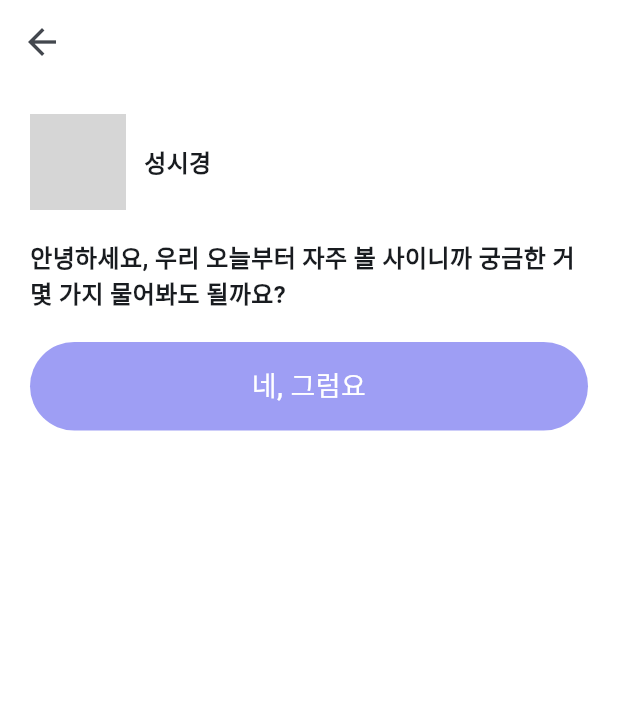
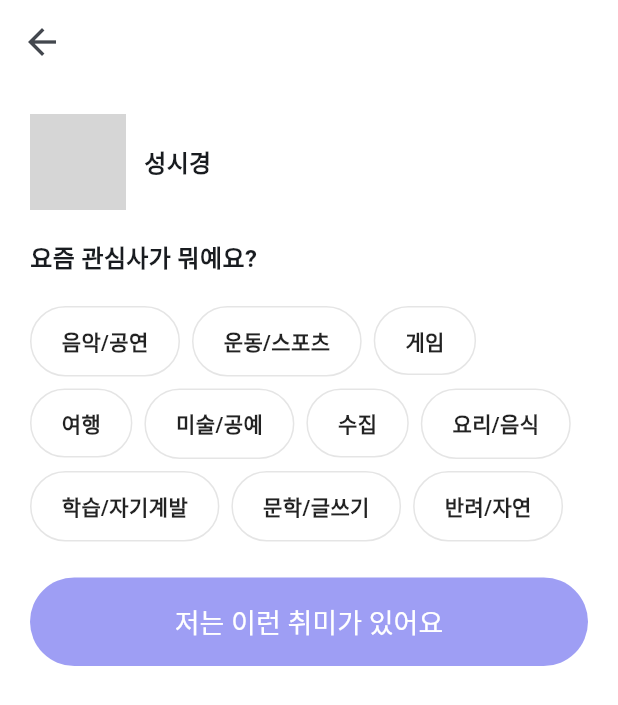
Before and after one commit to jack7141/flutter-app, a Flutter app: the WelcomeScreen screen opened by its route, after a tap on "네, 그럼요", on a phone screen of 412 x 824 dp. Shown: the top 705 px of the screen. Run offline on Flutter 3.47's test engine with Material 3 defaults, Android fonts, the phone set to English and light mode, and no system bars; our stand-ins replace dio, flutter_riverpod, font_awesome_flutter, go_router, google_fonts, google_sign_in and 1 more; network calls fail; grey boxes are pictures that could not be loaded.

Commit message:
ADD: 취미페이지 완료

```diff
--- a/lib/features/user_info/views/interest_screen.dart
+++ b/lib/features/user_info/views/interest_screen.dart
@@ -0,0 +1,99 @@
+import 'package:celeb_voice/constants/gaps.dart';
+import 'package:celeb_voice/constants/sizes.dart';
+import 'package:celeb_voice/features/user_info/views/mbti_screen.dart';
+import 'package:celeb_voice/features/user_info/widgets/form_button.dart';
+import 'package:celeb_voice/features/user_info/widgets/interest_button.dart';
+import 'package:flutter/material.dart';
+import 'package:go_router/go_router.dart';
+
+// 관심사 선택 화면
+const interests = [
+  "음악/공연",
+  "운동/스포츠",
+  "게임",
+  "여행",
+  "미술/공예",
+  "수집",
+  "요리/음식",
+  "학습/자기계발",
+  "문학/글쓰기",
+  "반려/자연",
+];
+
+class InterestScreen extends StatelessWidget {
+  static const String routeName = "interest";
+
+  const InterestScreen({super.key});
+
+  void _onNextTap(BuildContext context) {
+    context.pushNamed(MbtiScreen.routeName);
+  }
+
+  void _onPressIconButton(BuildContext context) {
+    context.pop();
+  }
+
+  @override
+  Widget build(BuildContext context) {
+    return Scaffold(
+      backgroundColor: Theme.of(context).appBarTheme.backgroundColor,
+      appBar: AppBar(
+        titleSpacing: 0,
+        leading: IconButton(
+          icon: const Icon(Icons.arrow_back, size: 28),
+          onPressed: () => _onPressIconButton(context),
+        ),
+      ),
+      body: SafeArea(
+        child: Padding(
+          padding: const EdgeInsets.all(Sizes.size20),
+          child: Column(
+            crossAxisAlignment: CrossAxisAlignment.start,
+            children: [
+              Row(
+                children: [
+                  CircleAvatar(
+                    radius: 32,
+                    backgroundImage: NetworkImage(
+                      "https://avatars.githubusercontent.com/u/3612017",
+                    ),
+                  ),
+                  Gaps.h12,
+                  Text(
+                    '성시경',
+                    style: TextStyle(
+                      fontSize: Sizes.size16,
+                      fontWeight: FontWeight.bold,
+                    ),
+                  ),
+                ],
+              ),
+              Gaps.v20,
+              Text(
+                "요즘 관심사가 뭐예요?",
+                style: TextStyle(
+                  fontSize: Sizes.size16,
+                  fontWeight: FontWeight.bold,
+                ),
+              ),
+              Gaps.v20,
+              Wrap(
+                runSpacing: Sizes.size8,
+                spacing: Sizes.size8,
+                children: [
+                  for (var interest in interests)
+                    InterestButton(interest: interest),
+                ],
+              ),
+              Gaps.v24,
+              GestureDetector(
+                onTap: () => _onNextTap(context),
+                child: FormButton(text: '저는 이런 취미가 있어요'),
+              ),
+            ],
+          ),
+        ),
+      ),
+    );
+  }
+}
--- a/lib/features/user_info/views/mbti_screen.dart
+++ b/lib/features/user_info/views/mbti_screen.dart
@@ -0,0 +1,12 @@
+import 'package:flutter/material.dart';
+
+class MbtiScreen extends StatelessWidget {
+  static const String routeName = "mbti";
+
+  const MbtiScreen({super.key});
+
+  @override
+  Widget build(BuildContext context) {
+    return const Placeholder();
+  }
+}
--- a/lib/features/user_info/views/welcome_screen.dart
+++ b/lib/features/user_info/views/welcome_screen.dart
@@ -1,10 +1,17 @@
 import 'package:celeb_voice/constants/gaps.dart';
 import 'package:celeb_voice/constants/sizes.dart';
+import 'package:celeb_voice/features/user_info/views/interest_screen.dart';
 import 'package:celeb_voice/features/user_info/widgets/form_button.dart';
 import 'package:flutter/material.dart';
+import 'package:go_router/go_router.dart';
 
+// 환영 화면
 class WelcomeScreen extends StatelessWidget {
   const WelcomeScreen({super.key});
+
+  void _onNextTap(BuildContext context) {
+    context.pushNamed(InterestScreen.routeName);
+  }
 
   @override
   Widget build(BuildContext context) {
@@ -51,7 +58,7 @@ class WelcomeScreen extends StatelessWidget {
               ),
               Gaps.v20,
               GestureDetector(
-                onTap: () {},
+                onTap: () => _onNextTap(context),
                 child: FormButton(text: '네, 그럼요'),
               ),
             ],
--- a/lib/features/user_info/widgets/form_button.dart
+++ b/lib/features/user_info/widgets/form_button.dart
@@ -16,14 +16,22 @@ class FormButton extends StatelessWidget {
           color: const Color(0xff9e9ef4),
           borderRadius: BorderRadius.circular(Sizes.size64),
         ),
-        child: Text(
-          text,
+        child: AnimatedDefaultTextStyle(
+          duration: const Duration(milliseconds: 300),
           style: TextStyle(
             fontSize: Sizes.size18,
             fontWeight: FontWeight.w500,
             color: Colors.white,
           ),
-          textAlign: TextAlign.center,
+          child: Text(
+            text,
+            style: TextStyle(
+              fontSize: Sizes.size18,
+              fontWeight: FontWeight.w500,
+              color: Colors.white,
+            ),
+            textAlign: TextAlign.center,
+          ),
         ),
       ),
     );
--- /dev/null
+++ b/lib/features/user_info/widgets/interest_button.dart
@@ -0,0 +1,52 @@
+import 'package:flutter/material.dart';
+
+import '../../../constants/sizes.dart';
+
+class InterestButton extends StatefulWidget {
+  const InterestButton({super.key, required this.interest});
+
+  final String interest;
+
+  @override
+  State<InterestButton> createState() => _InterestButtonState();
+}
+
+class _InterestButtonState extends State<InterestButton> {
+  bool _isSelected = false;
+
+  void _onTap() {
+    setState(() {
+      _isSelected = !_isSelected;
+    });
+  }
+
+  @override
+  Widget build(BuildContext context) {
+    return GestureDetector(
+      onTap: _onTap,
+      child: AnimatedContainer(
+        duration: const Duration(milliseconds: 200),
+        padding: const EdgeInsets.symmetric(
+          vertical: Sizes.size12,
+          horizontal: Sizes.size20,
+        ),
+        decoration: BoxDecoration(
+          color: _isSelected ? Colors.transparent : Colors.white,
+          borderRadius: BorderRadius.circular(Sizes.size32),
+          border: Border.all(
+            color: _isSelected
+                ? const Color(0xff9e9ef4)
+                : Colors.black.withOpacity(0.1),
+          ),
+        ),
+        child: Text(
+          widget.interest,
+          style: TextStyle(
+            fontWeight: FontWeight.bold,
+            color: _isSelected ? Color(0xff9e9ef4) : Colors.black87,
+          ),
+        ),
+      ),
+    );
+  }
+}
--- a/lib/router.dart
+++ b/lib/router.dart
@@ -1,5 +1,7 @@
 import 'package:celeb_voice/features/authentication/views/login_screen.dart';
 import 'package:celeb_voice/features/authentication/views/terms_screens.dart';
+import 'package:celeb_voice/features/user_info/views/interest_screen.dart';
+import 'package:celeb_voice/features/user_info/views/mbti_screen.dart';
 import 'package:celeb_voice/features/user_info/views/welcome_screen.dart';
 import 'package:go_router/go_router.dart';
 
@@ -20,5 +22,15 @@ final router = GoRouter(
       name: 'welcome',
       builder: (context, state) => const WelcomeScreen(),
     ),
+    GoRoute(
+      path: '/interest',
+      name: 'interest',
+      builder: (context, state) => const InterestScreen(),
+    ),
+    GoRoute(
+      path: '/mbti',
+      name: 'mbti',
+      builder: (context, state) => const MbtiScreen(),
+    ),
   ],
 );
```
